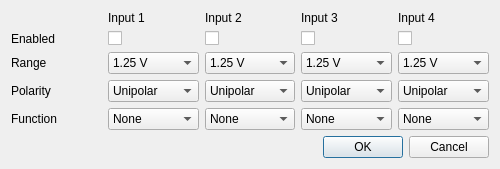
First picture: the form in Aquisition/ui_channelsettings.ui, repository zigorrom/PyFANS, before the edit.
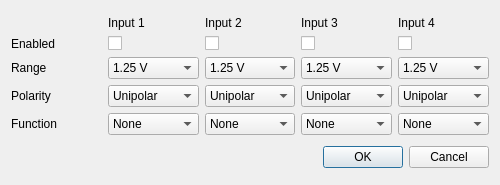
Second picture: the form after the edit.

What changed in the file:
```diff
--- a/Aquisition/ui_channelsettings.ui
+++ b/Aquisition/ui_channelsettings.ui
@@ -7,7 +7,7 @@
     <x>0</x>
     <y>0</y>
     <width>500</width>
-    <height>166</height>
+    <height>185</height>
    </rect>
   </property>
   <property name="sizePolicy">
```
Left out of the diff: 40 changed lines with no effect on the pictures.
